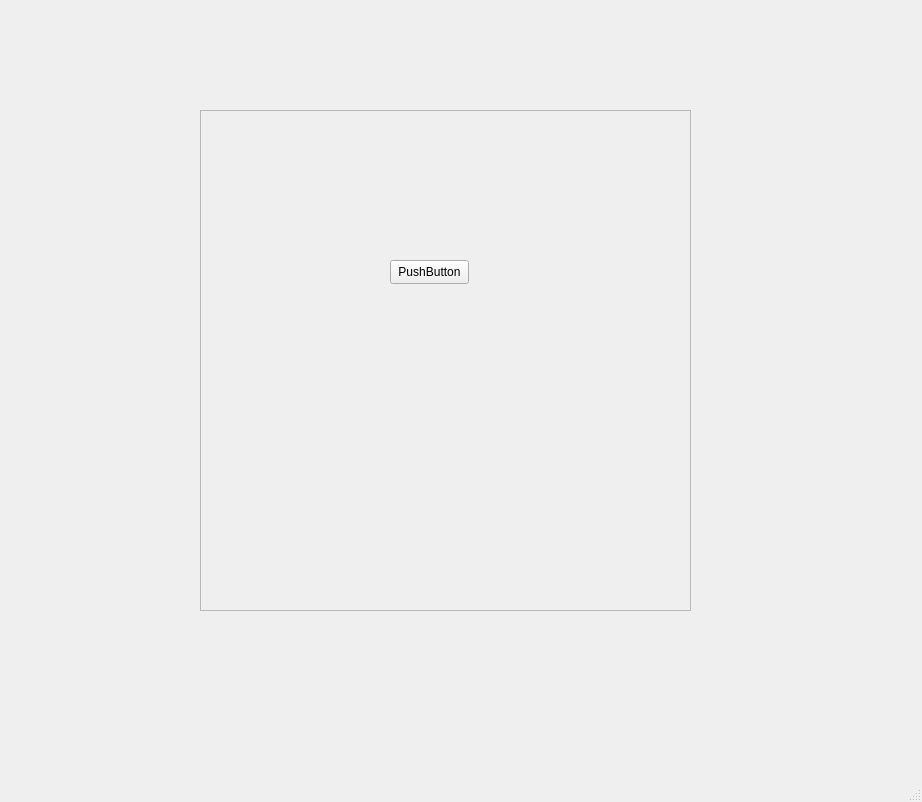
Old version of the form demo.ui in the repository arcreane/python-project-control-air.
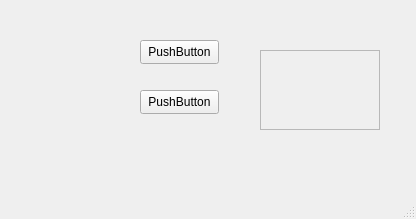
New version of the form.

Commit message: fichier rajoute app.py et les qt qui vont avec

```diff
--- a/demo.ui
+++ b/demo.ui
@@ -6,21 +6,47 @@
    <rect>
     <x>0</x>
     <y>0</y>
-    <width>922</width>
-    <height>802</height>
+    <width>416</width>
+    <height>219</height>
    </rect>
   </property>
   <property name="windowTitle">
    <string>MainWindow</string>
   </property>
   <widget class="QWidget" name="centralwidget">
+   <widget class="QPushButton" name="pushButton">
+    <property name="geometry">
+     <rect>
+      <x>140</x>
+      <y>40</y>
+      <width>79</width>
+      <height>24</height>
+     </rect>
+    </property>
+    <property name="text">
+     <string>PushButton</string>
+    </property>
+   </widget>
+   <widget class="QPushButton" name="pushButton_2">
+    <property name="geometry">
+     <rect>
+      <x>140</x>
+      <y>90</y>
+      <width>79</width>
+      <height>24</height>
+     </rect>
+    </property>
+    <property name="text">
+     <string>PushButton</string>
+    </property>
+   </widget>
    <widget class="QFrame" name="frame">
     <property name="geometry">
      <rect>
-      <x>200</x>
-      <y>110</y>
-      <width>491</width>
-      <height>501</height>
+      <x>260</x>
+      <y>50</y>
+      <width>120</width>
+      <height>80</height>
      </rect>
     </property>
     <property name="frameShape">
@@ -29,19 +55,6 @@
     <property name="frameShadow">
      <enum>QFrame::Shadow::Raised</enum>
     </property>
-    <widget class="QPushButton" name="pushButton">
-     <property name="geometry">
-      <rect>
-       <x>190</x>
-       <y>150</y>
-       <width>79</width>
-       <height>24</height>
-      </rect>
-     </property>
-     <property name="text">
-      <string>PushButton</string>
-     </property>
-    </widget>
    </widget>
   </widget>
   <widget class="QMenuBar" name="menubar">
```
Left out of the diff: 28 changed lines with no effect on the pictures. The commit also changes 1 other file.
